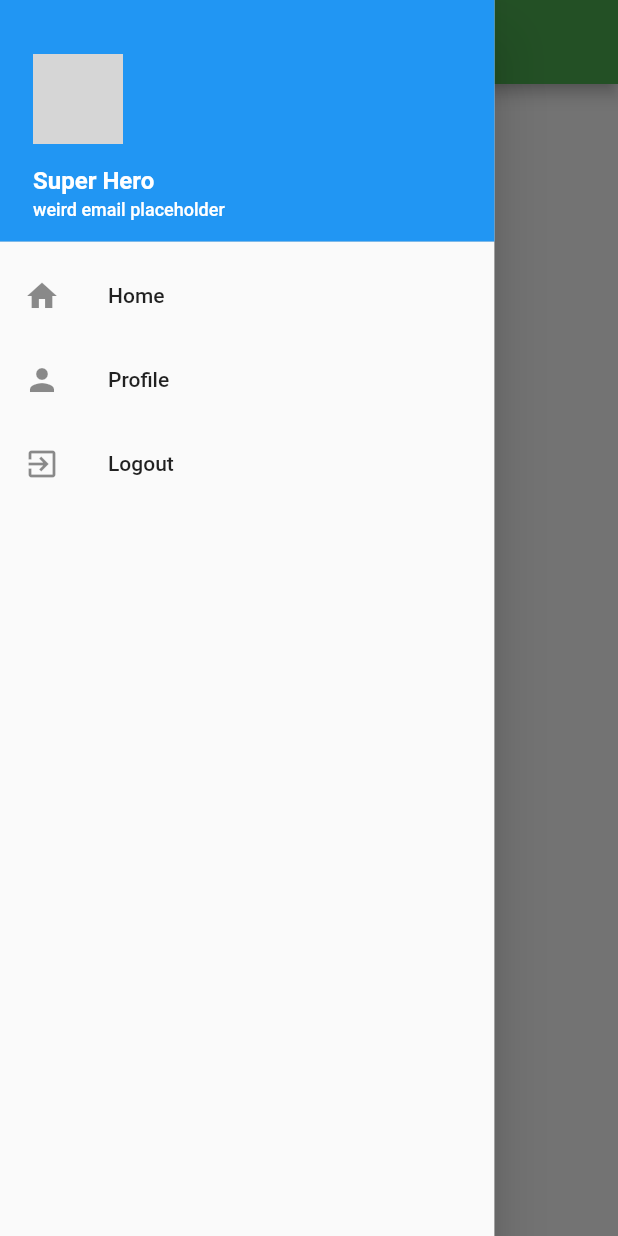
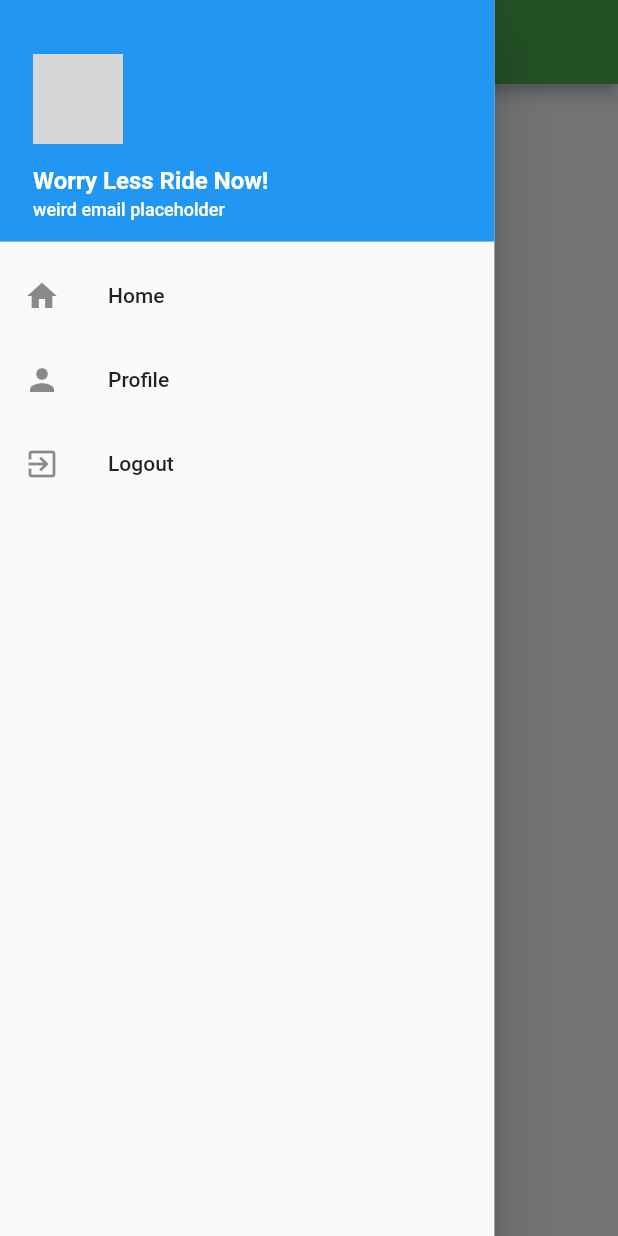
Before and after one commit to 191399r/MAD-Project3, a Flutter app: the screen it shows after launch, with the side drawer open, on a phone screen of 412 x 824 dp. Run offline on Flutter 3.47's test engine with Material 2 defaults, Android fonts, the phone set to English and light mode, and no system bars; statements that could not run were skipped; grey boxes are pictures that could not be loaded.

```diff
--- a/myfirstapp/lib/Home.dart
+++ b/myfirstapp/lib/Home.dart
@@ -1,14 +1,26 @@
 import 'package:flutter/material.dart';
+import 'nestapi.dart';
 
 class Home extends StatelessWidget {
+
+  List<Value> BStops = [
+
+  ];
+
   @override
   Widget build(BuildContext context) {
-    return Container(
-      child: Center(
-          child: Text('Home',
-              style: TextStyle(fontSize:25,fontWeight: FontWeight.bold)
+    return Scaffold(
+      body: ListView.builder(
+        itemCount: BStops.length,
+        itemBuilder: (context, index){
+          return Card(
+            child:ListTile(
+              onTap: () {},
+              title:Text(BStops[index].location),
+            )
           )
-      ),
+        }
+      )
     );
   }
 }
--- a/myfirstapp/lib/drawer.dart
+++ b/myfirstapp/lib/drawer.dart
@@ -28,7 +28,7 @@ class MyDrawer extends StatelessWidget {
                       ),
                     ),
                     SizedBox(height:15,),
-                    Text('Super Hero', style:TextStyle(fontSize:16,fontWeight:FontWeight.bold,color:Colors.white),
+                    Text('Worry Less Ride Now!', style:TextStyle(fontSize:16,fontWeight:FontWeight.bold,color:Colors.white),
                     ),
                     SizedBox(height:3,),
                     Text('weird email placeholder', style:TextStyle(fontSize:12,color:Colors.white),
--- /dev/null
+++ b/myfirstapp/lib/nestapi.dart
@@ -0,0 +1,61 @@
+// To parse this JSON data, do
+//
+//     final busCode = busCodeFromJson(jsonString);
+
+import 'dart:convert';
+
+BusCode busCodeFromJson(String str) => BusCode.fromJson(json.decode(str));
+
+String busCodeToJson(BusCode data) => json.encode(data.toJson());
+
+class BusCode {
+  BusCode({
+    this.odataMetadata,
+    this.value,
+  });
+
+  String odataMetadata;
+  List<Value> value;
+
+  factory BusCode.fromJson(Map<String, dynamic> json) => BusCode(
+    odataMetadata: json["odata.metadata"],
+    value: List<Value>.from(json["value"].map((x) => Value.fromJson(x))),
+  );
+
+  Map<String, dynamic> toJson() => {
+    "odata.metadata": odataMetadata,
+    "value": List<dynamic>.from(value.map((x) => x.toJson())),
+  };
+}
+
+class Value {
+  Value({
+    this.busStopCode,
+    this.roadName,
+    this.description,
+    this.latitude,
+    this.longitude,
+  });
+
+  String busStopCode;
+  String roadName;
+  String description;
+  double latitude;
+  double longitude;
+
+  factory Value.fromJson(Map<String, dynamic> json) => Value(
+    busStopCode: json["BusStopCode"],
+    roadName: json["RoadName"],
+    description: json["Description"],
+    latitude: json["Latitude"].toDouble(),
+    longitude: json["Longitude"].toDouble(),
+  );
+
+  Map<String, dynamic> toJson() => {
+    "BusStopCode": busStopCode,
+    "RoadName": roadName,
+    "Description": description,
+    "Latitude": latitude,
+    "Longitude": longitude,
+  };
+}
```
Also changed, not shown: 1 other file.
